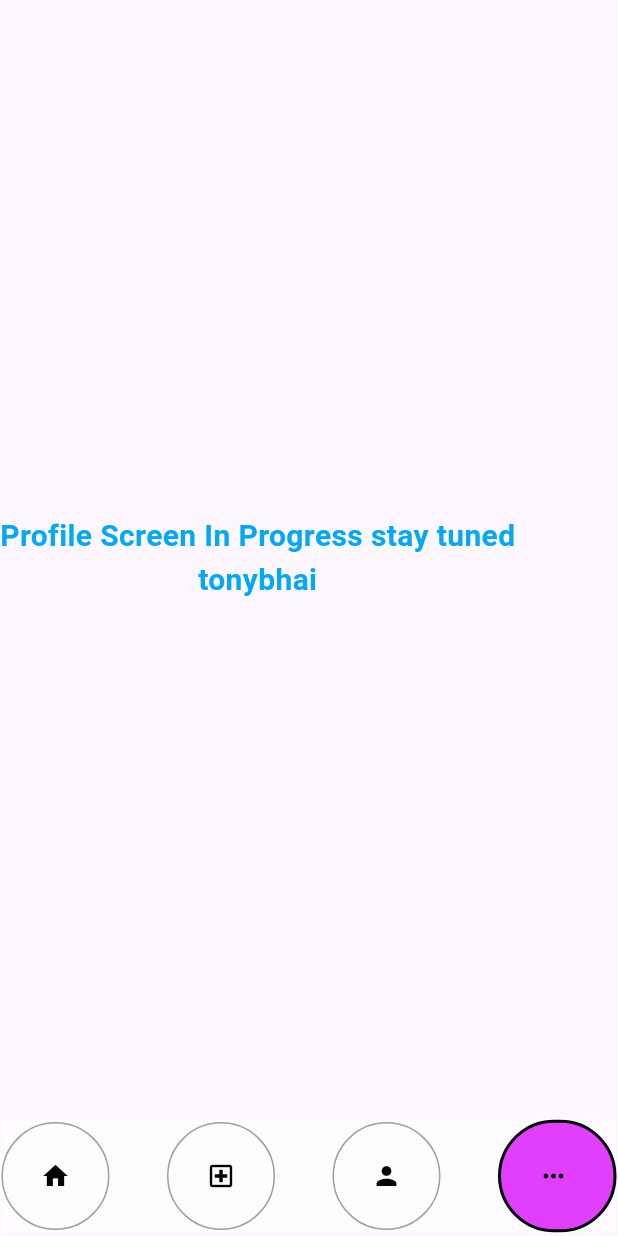
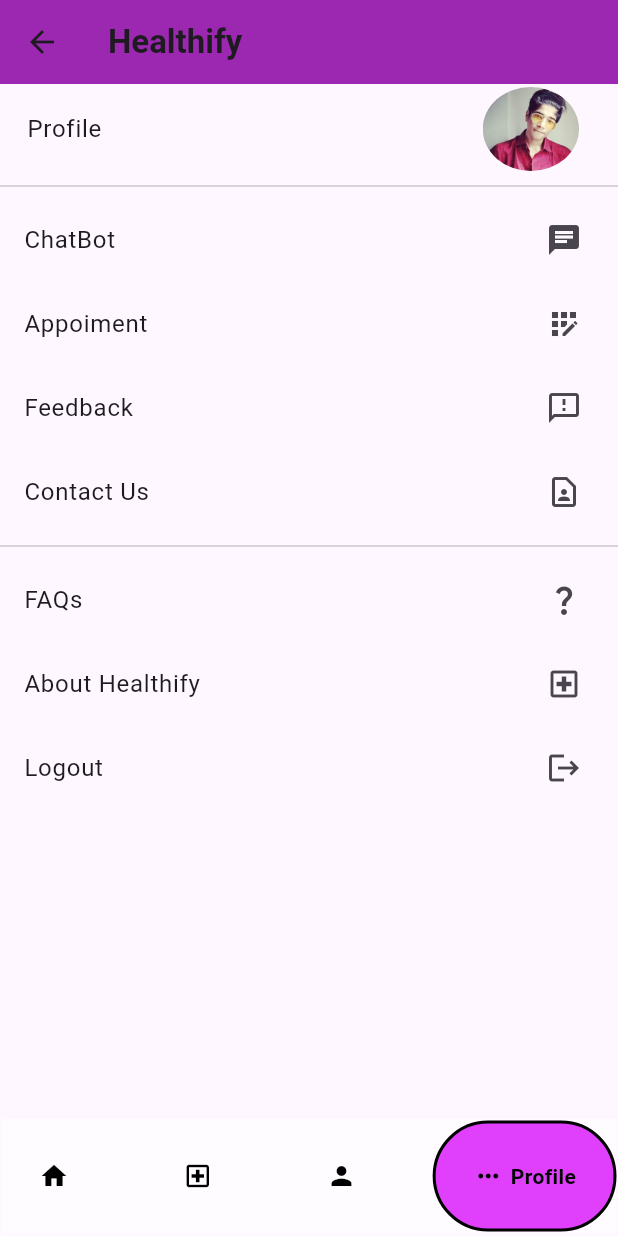
Before and after one commit to Tusharnp16/healthify, a Flutter app: the NavigationMenu screen opened directly, item 4 of the bottom bar chosen, on a phone screen of 412 x 824 dp. Run offline on Flutter 3.47's test engine with Material 3 defaults, Android fonts, the phone set to English and light mode, and no system bars; drawn by our look-alikes of google_nav_bar; our stand-ins replace fluttertoast.

Commit message:
Profile Update1

```diff
--- a/lib/home.dart
+++ b/lib/home.dart
@@ -1,7 +1,6 @@
-
-
 import 'package:flutter/cupertino.dart';
 import 'package:flutter/material.dart';
+import 'package:healthify/more.dart';
 
 import 'navigation_menu.dart';
 
@@ -9,11 +8,6 @@ class home extends StatelessWidget {
   @override
   Widget build(BuildContext context) {
     return Scaffold(
-      appBar: AppBar(
-        backgroundColor: Colors.purple,
-        title: const Text("Healthify",style: TextStyle(
-            fontWeight: FontWeight.bold,),),
-      ),
       body: Stack(children: [
         SafeArea(
           child: Padding(
@@ -299,12 +293,12 @@ class home extends StatelessWidget {
                                         borderRadius: BorderRadius.circular(8.0),
                                         child: SizedBox.fromSize(
                                             size: Size.fromRadius(48), // Image radius
-                                            child: Image.asset("assets/images/Hospi.png",fit: BoxFit.fitWidth)
+                                            child: Image.asset("assets/images/lakshadweep.jpeg",fit: BoxFit.fill)
                                         ),
                                       ),
                                     ),
                                     SizedBox(height: 2,),
-                                    const Expanded(child: Text("New hospital in surat inaugurate by founder of healthify tonybhai",
+                                    const Expanded(child: Text("Tonybhai going to open new branch of healthify at Lakshadweep meeting done with PM MODI",
                                       style: TextStyle(
                                         fontWeight: FontWeight.bold,
                                       ),))
--- /dev/null
+++ b/lib/logout.dart
@@ -0,0 +1,11 @@
+import 'package:flutter/cupertino.dart';
+
+class logout extends StatelessWidget{
+  @override
+  Widget build(BuildContext context
+      ) {
+    // TODO: implement build
+    throw UnimplementedError();
+  }
+
+}
--- a/lib/main.dart
+++ b/lib/main.dart
@@ -2,6 +2,7 @@ import 'package:flutter/material.dart';
 import 'package:healthify/home.dart';
 import 'package:healthify/hospital.dart';
 import 'package:healthify/login.dart';
+import 'package:healthify/more.dart';
 import 'package:healthify/navigation_menu.dart';
 import 'package:healthify/signup.dart';
 
@@ -16,12 +17,14 @@ class MyApp extends StatelessWidget {
   @override
   Widget build(BuildContext context) {
     return MaterialApp(
+
       title: 'Healthify',
       debugShowCheckedModeBanner: false,
       theme: ThemeData(
         colorScheme: ColorScheme.fromSeed(seedColor: Colors.deepPurple),
         useMaterial3: true,
-      ),      home: signup(),
+      ),home: loginscreen(),
+
     );
   }
 }
--- /dev/null
+++ b/lib/more.dart
@@ -0,0 +1,84 @@
+import 'package:flutter/cupertino.dart';
+import 'package:flutter/material.dart';
+import 'package:healthify/login.dart';
+import 'package:healthify/logout.dart';
+import 'package:fluttertoast/fluttertoast.dart';
+
+class more extends StatelessWidget {
+  @override
+  Widget build(BuildContext context) {
+    return Scaffold(
+       body:
+          ListView(
+            children: [
+              Padding(
+                padding: EdgeInsets.all(2),
+                child: ListTile(
+                  title: Text("Profile"),
+                  trailing: ClipOval(
+                    // Image radius
+                    child: Image.asset('assets/images/admin.jpg',
+                        fit: BoxFit.cover),
+                  ),
+                  onTap: () =>Fluttertoast.showToast(
+                      msg: "We are in developing mode",
+                      toastLength: Toast.LENGTH_SHORT,
+                      gravity: ToastGravity.CENTER,
+                      timeInSecForIosWeb: 1,
+                      backgroundColor: Colors.red,
+                      textColor: Colors.white,
+                      fontSize: 16.0
+                  //Navigator.push(context, MaterialPageRoute(builder: (context)=> logout()));
+                ),
+                ),
+              ),
+              Divider(),
+              ListTile(
+                title: Text("ChatBot"),
+                trailing: Icon(Icons.chat),
+                onTap: () => print("We are working on it Tonybhai"),
+                //Navigator.push(context, MaterialPageRoute(builder: (context)=> logout()));
+              ),
+              ListTile(
+                title: Text("Appoiment"),
+                trailing: Icon(Icons.app_registration),
+                onTap: () => print("We are working on it Tonybhai"),
+                //Navigator.push(context, MaterialPageRoute(builder: (context)=> logout()));
+              ),
+              ListTile(
+                title: Text("Feedback"),
+                trailing: Icon(Icons.feedback_outlined),
+                onTap: () => print("We are working on it Tonybhai"),
+                //Navigator.push(context, MaterialPageRoute(builder: (context)=> logout()));
+              ),
+              ListTile(
+                title: Text("Contact Us"),
+                trailing: Icon(Icons.contact_page_outlined),
+                onTap: () => print("We are working on it Tonybhai"),
+                //Navigator.push(context, MaterialPageRoute(builder: (context)=> logout()));
+              ),
+              Divider(),
+              ListTile(
+                title: Text("FAQs"),
+                trailing: Icon(Icons.question_mark),
+                onTap: () => print("We are working on it Tonybhai"),
+                //Navigator.push(context, MaterialPageRoute(builder: (context)=> logout()));
+              ),
+              ListTile(
+                title: Text("About Healthify"),
+                trailing: Icon(Icons.local_hospital_outlined),
+                onTap: () => print("We are working on it Tonybhai"),
+                //Navigator.push(context, MaterialPageRoute(builder: (context)=> logout()));
+              ),
+              ListTile(
+                title: Text("Logout"),
+                trailing: Icon(Icons.logout),
+                onTap: () {
+                  Navigator.push(context, MaterialPageRoute(builder: (context)=> loginscreen()));
+                },
+                ),
+            ],
+          )
+    );
+  }
+}
--- a/lib/navigation_menu.dart
+++ b/lib/navigation_menu.dart
@@ -5,6 +5,7 @@ import 'package:healthify/doctor.dart';
 import 'package:healthify/home.dart';
 import 'package:healthify/hospital.dart';
 import 'package:healthify/login.dart';
+import 'package:healthify/more.dart';
 import 'package:healthify/profile.dart';
 
 class NavigationMenu extends StatefulWidget {
@@ -19,12 +20,17 @@ class _NavigationMenuState extends State<NavigationMenu> {
     home(),
     doctor(),
     hospital(),
-    profile()
+    more()
   ];
 
   @override
   Widget build(BuildContext context) {
     return Scaffold(
+      appBar: AppBar(
+        backgroundColor: Colors.purple,
+        title: const Text("Healthify",style: TextStyle(
+          fontWeight: FontWeight.bold,),),
+      ),
     body:Center(
         child: widgetOptions.elementAt(_selectedIndex),
     ),
@@ -37,19 +43,19 @@ class _NavigationMenuState extends State<NavigationMenu> {
             padding: EdgeInsets.zero,
                         child: GNav(
                             iconSize: 20,
-                             tabBorder: Border.all(color: Colors.grey, width: 1),
+                            // tabBorder: Border.all(color: Colors.grey, width: 1),
                               color: Colors.black,
                               backgroundColor: Colors.white60,
                               tabBackgroundColor: Colors.purpleAccent,
                               activeColor: Colors.black,
-                              duration: Duration(milliseconds: 500),
+                              duration: const Duration(milliseconds: 500),
                               gap: 5,
                              tabActiveBorder: Border.all(color: Colors.black, width: 2), // tab button border
                               tabs: const [
-                                GButton(icon: Icons.home,),
-                                GButton(icon: Icons.local_hospital_outlined,),
-                                GButton(icon: Icons.person,),
-                                GButton(icon: Icons.more_horiz_outlined,),
+                                GButton(icon: Icons.home,text: "Home",),
+                                GButton(icon: Icons.local_hospital_outlined,text: "Hospital"),
+                                GButton(icon: Icons.person,text: "Doctor"),
+                                GButton(icon: Icons.more_horiz_outlined,text: "Profile"),
                               ],
                               selectedIndex: _selectedIndex,
                               onTabChange: (index) {
--- a/lib/signup.dart
+++ b/lib/signup.dart
@@ -143,7 +143,7 @@ class signup extends StatelessWidget{
                 child: Row(
                   mainAxisAlignment: MainAxisAlignment.center,
                   children: [
-                    Text("Already Have An Account? ",style: TextStyle(
+                    const Text("Already Have An Account? ",style: TextStyle(
                       fontSize: 15,
                       color: Colors.black87,
                     ),), GestureDetector(
--- a/pubspec.yaml
+++ b/pubspec.yaml
@@ -36,6 +36,7 @@ dependencies:
   # Use with the CupertinoIcons class for iOS style icons.
   cupertino_icons: ^1.0.2
   google_nav_bar: ^5.0.6
+  fluttertoast: ^8.2.4
 
 dev_dependencies:
   flutter_test:
```
Also changed, not shown: assets/images/lakshadweep.jpeg (added), assets/images/luxdrip.jpeg (added), pubspec.lock.
